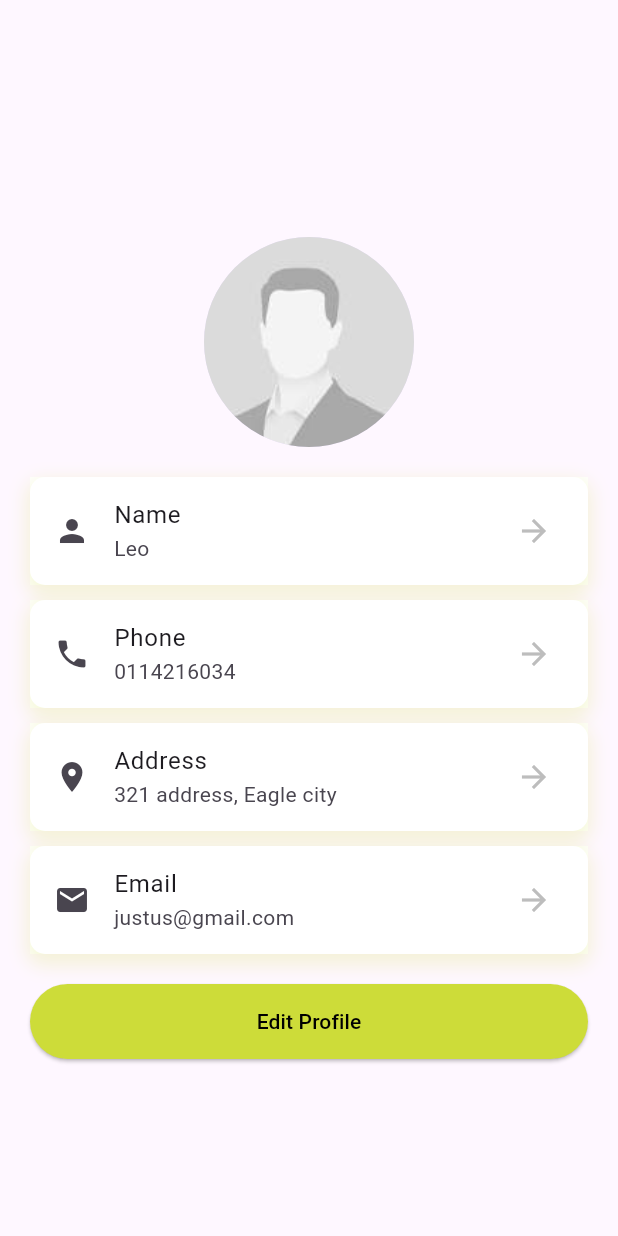
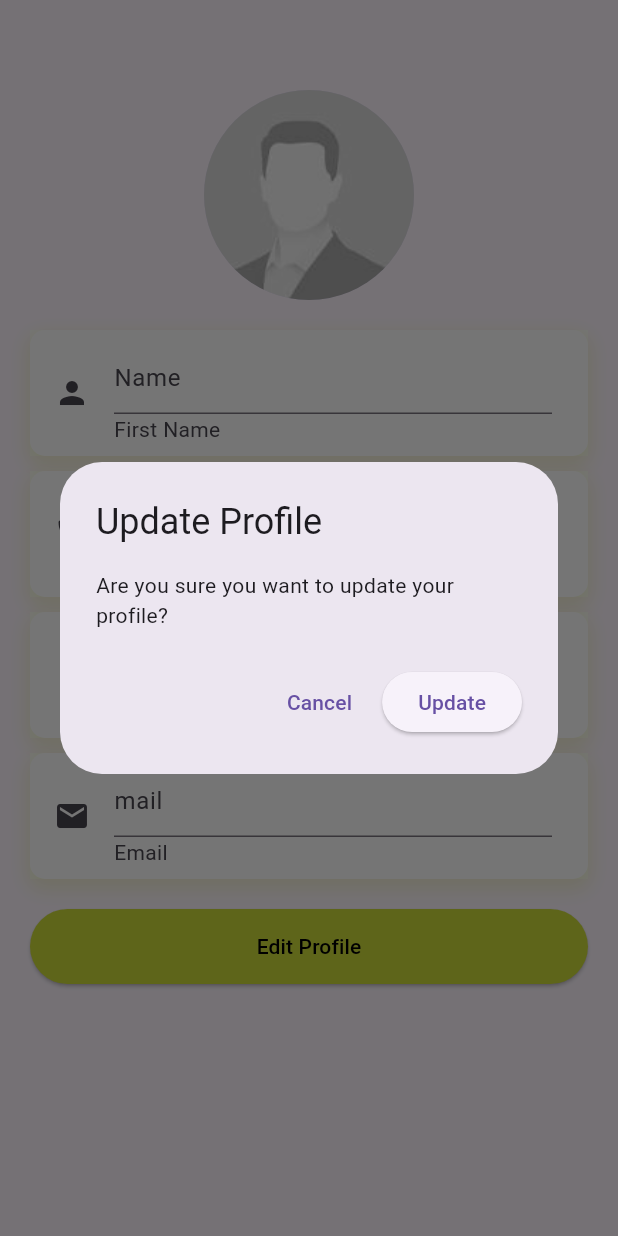
Before and after one commit to SheeThiga/flutter_application_1, a Flutter app: the ProfileScreen screen opened by its route, after a tap on "Edit Profile", on a phone screen of 412 x 824 dp. Run offline on Flutter 3.47's test engine with Material 3 defaults, Android fonts, the phone set to English and light mode, and no system bars; our stand-ins replace curved_navigation_bar, get, google_fonts, shared_preferences; accounts and stored records are empty.

Commit message:
chore: refactored the itemProfile custom widget and removed the hard coded code

```diff
--- a/lib/views/screens/profile.dart
+++ b/lib/views/screens/profile.dart
@@ -1,14 +1,22 @@
+import 'dart:convert';
+
 import 'package:flutter/material.dart';
 import 'package:flutter_application_1/configs/constants.dart';
+import 'package:http/http.dart' as http;
 
 class ProfileScreen extends StatelessWidget {
-  const ProfileScreen({Key? key}) : super(key: key);
+  final TextEditingController nameController = TextEditingController();
+  final TextEditingController contactController = TextEditingController();
+  final TextEditingController locationController = TextEditingController();
+  final TextEditingController emailController = TextEditingController();
+  ProfileScreen({Key? key}) : super(key: key);
 
   @override
-  Widget build(BuildContext context) {
+  Widget build(context) {
     return Scaffold(
       body: Padding(
         padding: const EdgeInsets.all(20),
+        child: SingleChildScrollView(
           child: Column(
             mainAxisAlignment: MainAxisAlignment.center,
             children: [
@@ -18,34 +26,39 @@ class ProfileScreen extends StatelessWidget {
                 backgroundImage: AssetImage('assets/images/profile.jpg'),
               ),
               const SizedBox(height: 20),
-            itemProfile('Name', 'Leo', Icons.person),
+              itemProfile('First Name', 'Name', Icons.person, nameController),
               const SizedBox(height: 10),
-            itemProfile('Phone', '0114216034', Icons.phone),
+              itemProfile('Contact', '0', Icons.phone, contactController),
               const SizedBox(height: 10),
-            itemProfile('Address', '321 address, Eagle city', Icons.place),
+              itemProfile('Location', 'City', Icons.place, locationController),
               const SizedBox(height: 10),
-            itemProfile('Email', 'justus@gmail.com', Icons.mail),
+              itemProfile('Email', 'mail', Icons.mail, emailController),
               const SizedBox(
                 height: 20,
               ),
               SizedBox(
                 width: double.infinity,
                 child: ElevatedButton(
-                  onPressed: () {},
+                  onPressed: () {
+                    _showUpdateProfileDialog(context);
+                  },
                   style: ElevatedButton.styleFrom(
                     backgroundColor: primaryColor,
                     foregroundColor: appBlackColor,
                     padding: const EdgeInsets.all(15),
                   ),
-                  child: const Text('Edit Profile')),
+                  child: const Text('Edit Profile'),
+                ),
               )
             ],
+          ),
         ),
       ),
     );
   }
 
-  itemProfile(String title, String subtitle, IconData iconData) {
+  Widget itemProfile(String title, String subtitle, IconData iconData,
+      TextEditingController controller) {
     return Container(
       decoration: BoxDecoration(
         color: Colors.white,
@@ -55,15 +68,85 @@ class ProfileScreen extends StatelessWidget {
             offset: const Offset(0, 5),
             color: primaryColor.withOpacity(.2),
             spreadRadius: 2,
-                blurRadius: 10)
-          ]),
+            blurRadius: 10,
+          ),
+        ],
+      ),
       child: ListTile(
-        title: Text(title),
-        subtitle: Text(subtitle),
+        title: TextFormField(
+          controller: controller,
+          decoration: InputDecoration(
+            hintText: subtitle, // Display subtitle as the hint text
+          ),
+        ),
+        subtitle: Text(title), // Display title as the subtitle
         leading: Icon(iconData),
-        trailing: Icon(Icons.arrow_forward, color: Colors.grey.shade400),
         tileColor: Colors.white,
       ),
     );
   }
+
+  void _showUpdateProfileDialog(BuildContext context) {
+    showDialog(
+      context: context,
+      builder: (BuildContext context) {
+        return AlertDialog(
+          title: const Text('Update Profile'),
+          content: const Text('Are you sure you want to update your profile?'),
+          actions: <Widget>[
+            TextButton(
+              onPressed: () {
+                Navigator.of(context).pop();
+              },
+              child: const Text('Cancel'),
+            ),
+            ElevatedButton(
+              onPressed: () {
+                updateProfile(context);
+                Navigator.of(context).pop();
+              },
+              child: const Text('Update'),
+            ),
+          ],
+        );
+      },
+    );
   }
+
+  Future<void> updateProfile(BuildContext context) async {
+    String firstname = nameController.text;
+    String user_contact = contactController.text;
+    String user_location = locationController.text;
+    String user_email = emailController.text;
+
+    try {
+      http.Response response = await http.post(
+        Uri.parse(
+            "https://nzembi.tech/mercy_cereal_shop/userTable/updateUser.php"),
+        body: {
+          "firstname": firstname,
+          "user_contact": user_contact,
+          "user_location": user_location,
+          "user_email": user_email,
+        },
+        headers: {
+          "content-type": "application/x-www-form-urlencoded",
+        },
+      );
+
+      if (response.statusCode == 200) {
+        var serverResponse = json.decode(response.body);
+        int updated = serverResponse['success'];
+        if (updated == 1) {
+          print("Profile updated successfully");
+        } else {
+          print("Failed to update profile");
+        }
+      } else {
+        print("Failed to update profile: ${response.statusCode}");
+      }
+    } catch (e) {
+      print("Error updating profile: $e");
+    }
+  }
+}
```
Lines whose indentation alone changed are shown as unchanged.
